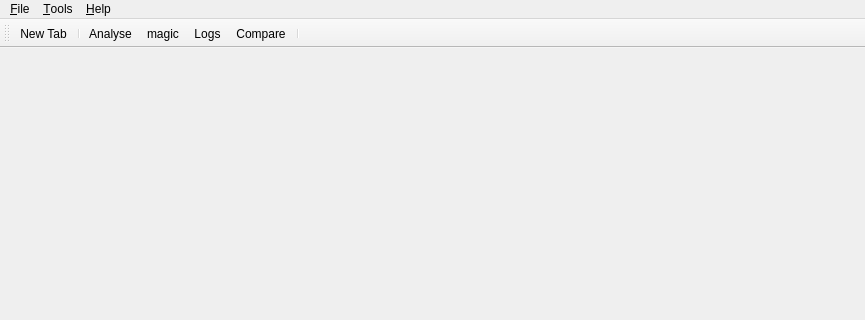
Old version of the form gui/mainwindow.ui in the repository nccgroup/pip3line; both pictures show x 0 to 865 and y 0 to 320 of the 865 by 665 pixel window.
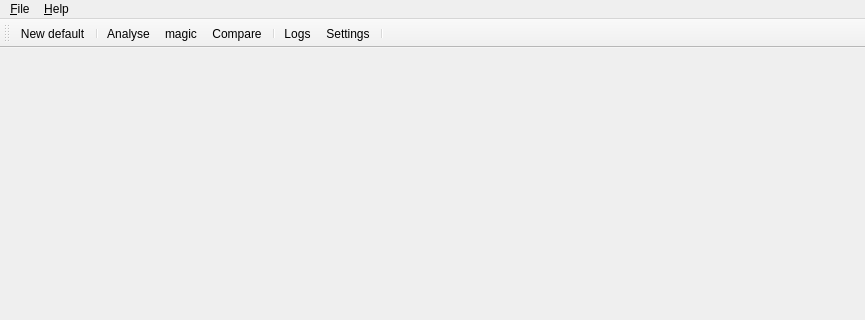
New version of the form. Icons and pictures are not drawn.

What changed in the file:
```diff
--- a/gui/mainwindow.ui
+++ b/gui/mainwindow.ui
@@ -52,15 +52,6 @@
     <addaction name="separator"/>
     <addaction name="actionExit"/>
    </widget>
-   <widget class="QMenu" name="menuInput">
-    <property name="title">
-     <string>&amp;Tools</string>
-    </property>
-    <addaction name="action_Analyse"/>
-    <addaction name="actionCompare"/>
-    <addaction name="separator"/>
-    <addaction name="actionPip3line_settings"/>
-   </widget>
    <widget class="QMenu" name="menuHelp">
     <property name="title">
      <string>&amp;Help</string>
@@ -72,7 +63,6 @@
     <addaction name="actionDebug_dialog"/>
    </widget>
    <addaction name="menuFile"/>
-   <addaction name="menuInput"/>
    <addaction name="menuHelp"/>
   </widget>
   <widget class="QToolBar" name="mainToolBar">
@@ -85,13 +75,15 @@
    <attribute name="toolBarBreak">
     <bool>false</bool>
    </attribute>
-   <addaction name="actionNew_Tab"/>
+   <addaction name="actionNewDefault"/>
    <addaction name="separator"/>
    <addaction name="action_Analyse"/>
    <addaction name="actionMagic"/>
-   <addaction name="actionLogs"/>
    <addaction name="actionCompare"/>
    <addaction name="separator"/>
+   <addaction name="actionLogs"/>
+   <addaction name="actionPip3line_settings"/>
+   <addaction name="separator"/>
   </widget>
   <action name="actionExit">
    <property name="text">
@@ -130,15 +122,6 @@
     <string>&amp;Settings</string>
    </property>
   </action>
-  <action name="actionNew_Tab">
-   <property name="icon">
-    <iconset resource="gui_res.qrc">
-     <normaloff>:/Images/icons/document-new-3.png</normaloff>:/Images/icons/document-new-3.png</iconset>
-   </property>
-   <property name="text">
-    <string>New Tab</string>
-   </property>
-  </action>
   <action name="actionGet_data_from_URL">
    <property name="text">
     <string>Get data from URL</string>
@@ -182,7 +165,19 @@
     <string>Compare</string>
    </property>
    <property name="toolTip">
-    <string>Compare two bytes input</string>
+    <string>Comparison tool</string>
+   </property>
+  </action>
+  <action name="actionNewDefault">
+   <property name="icon">
+    <iconset resource="gui_res.qrc">
+     <normaloff>:/Images/icons/document-new-3.png</normaloff>:/Images/icons/document-new-3.png</iconset>
+   </property>
+   <property name="text">
+    <string>New default</string>
+   </property>
+   <property name="toolTip">
+    <string>Open a default tab</string>
    </property>
   </action>
  </widget>
```
Left out of the diff: 40 changed lines with no effect on the pictures.
